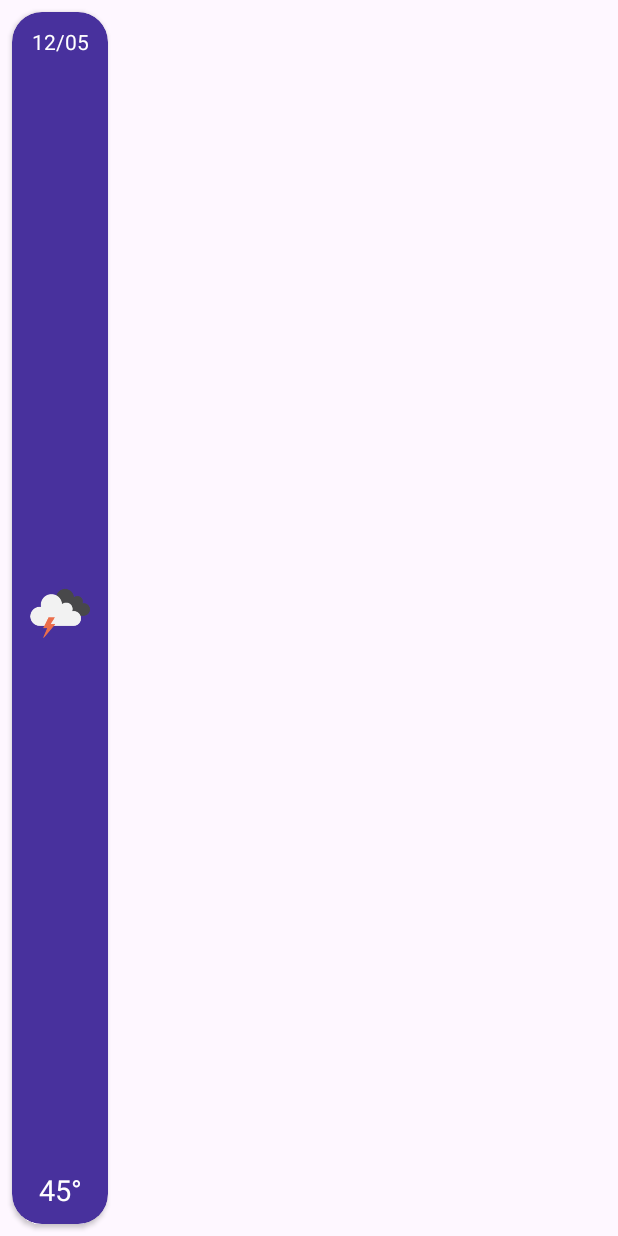
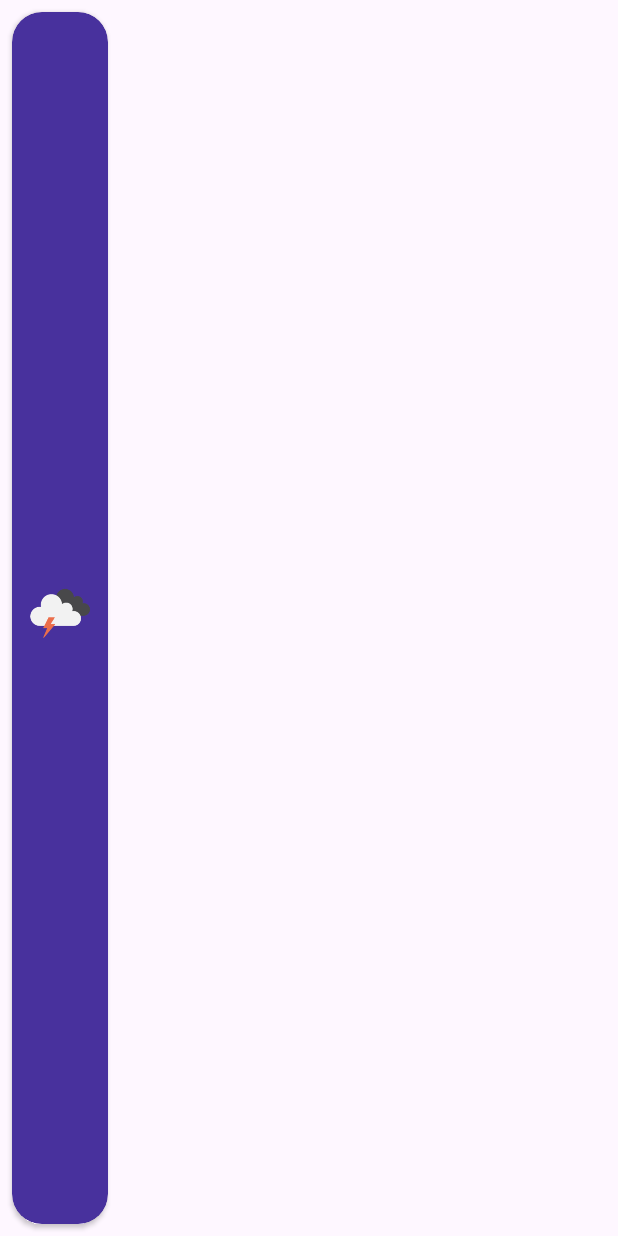
Before and after one commit to carbonara-software/garden-advisor-android, an Android app: the layout row_weather.xml on its own in the app's theme, with its tools: preview values and no code run, on a phone screen of 412 x 824 dp. Run offline under Robolectric (Android 15) with nearby library versions, the phone set to English and light mode, and no system bars.

Commit message:
Warning cleaning

```diff
--- a/app/src/main/java/com/carbonara/gardenadvisor/ui/home/HomeFragment.java
+++ b/app/src/main/java/com/carbonara/gardenadvisor/ui/home/HomeFragment.java
@@ -148,8 +148,8 @@ public class HomeFragment extends BaseFragment {
     hasFinishWeather = true;
     if (hasFinishSuggestions) closeDialog();
     // TODO: populate UI for gardening suggestions
-      requireActivity()
-              .runOnUiThread(
+    requireActivity()
+            .runOnUiThread(
                       () -> {
                           WeatherAdapter adp = new WeatherAdapter(s.getWeather().getForecast());
                           LinearLayoutManager llm = new LinearLayoutManager(requireContext(), LinearLayoutManager.HORIZONTAL, false);
--- a/app/src/main/java/com/carbonara/gardenadvisor/ui/home/adapter/WeatherAdapter.java
+++ b/app/src/main/java/com/carbonara/gardenadvisor/ui/home/adapter/WeatherAdapter.java
@@ -14,7 +14,7 @@ import java.util.List;
 
 public class WeatherAdapter extends RecyclerView.Adapter<WeatherViewHolder> {
 
-    private List<Day> days;
+    private final List<Day> days;
 
     public WeatherAdapter(List<Day> days) {
         this.days = days;
--- a/app/src/main/res/layout/fragment_home.xml
+++ b/app/src/main/res/layout/fragment_home.xml
@@ -55,7 +55,7 @@
             app:layout_constraintStart_toEndOf="@id/city_temp_min"
             app:layout_constraintEnd_toStartOf="@id/icon_weather"
             android:layout_marginTop="16dp"
-            android:text="Max Temp."
+            android:text="@string/max_temp"
             android:textSize="14sp"
             android:textColor="@color/sub_text_frag"
             android:id="@+id/city_temp_max"/>
@@ -67,7 +67,7 @@
             app:layout_constraintStart_toStartOf="parent"
             android:layout_marginTop="16dp"
             android:layout_marginStart="20dp"
-            android:text="Min Temp."
+            android:text="@string/min_temp"
             android:textSize="14sp"
             android:textColor="@color/sub_text_frag"
             android:id="@+id/city_temp_min"/>
--- a/app/src/main/res/layout/row_weather.xml
+++ b/app/src/main/res/layout/row_weather.xml
@@ -25,7 +25,6 @@
                 app:layout_constraintTop_toTopOf="parent"
                 android:textColor="@color/white"
                 android:textAllCaps="true"
-                android:text="12/05"
                 android:textSize="14sp"/>
 
             <ImageView
@@ -49,7 +48,6 @@
                 app:layout_constraintBottom_toBottomOf="parent"
                 android:textColor="@color/white"
                 android:textAllCaps="true"
-                android:text="45°"
                 android:textSize="19sp"/>
 
 
--- a/app/src/main/res/values/strings.xml
+++ b/app/src/main/res/values/strings.xml
@@ -7,5 +7,7 @@
     <string name="vegetables">Verdure</string>
     <string name="fruit">Frutta</string>
     <string name="flowers">Fiori</string>
+    <string name="max_temp">Max Temp.</string>
+    <string name="min_temp">Min Temp.</string>
 
 </resources>
```
